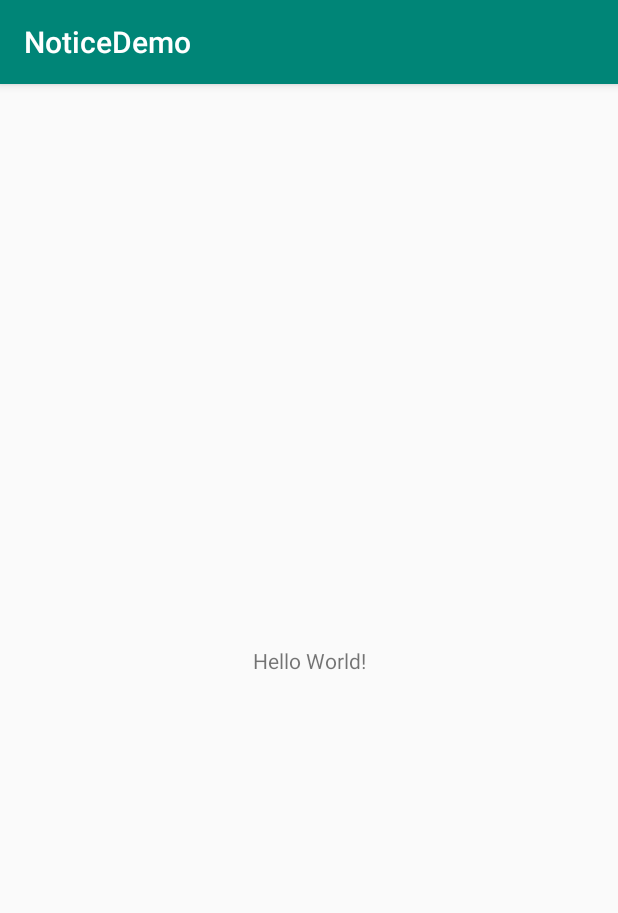
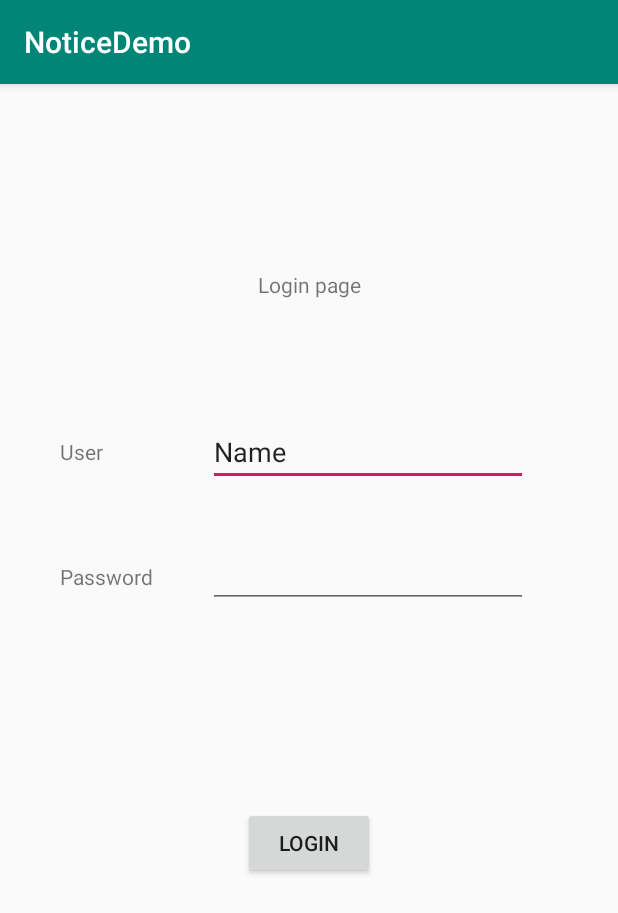
Before and after one commit to KunoiSayami/1081-NoticeDemo, an Android app: the screen it shows after launch (MainActivity before the commit, LoginActivity after it), on a phone screen of 412 x 824 dp. Shown: the top 913 px of the screen. Run offline under Robolectric (Android 15) with nearby library versions, the light colour scheme and no system bars; 2 statements that could not run were skipped.

Commit message:
Finish login page * Add server side program

```diff
--- a/AndroidClient/app/build.gradle
+++ b/AndroidClient/app/build.gradle
@@ -29,4 +29,5 @@ dependencies {
     testImplementation 'junit:junit:4.12'
     androidTestImplementation 'androidx.test:runner:1.2.0'
     androidTestImplementation 'androidx.test.espresso:espresso-core:3.2.0'
+    implementation 'org.json:json:20190722'
 }
--- a/AndroidClient/app/src/main/AndroidManifest.xml
+++ b/AndroidClient/app/src/main/AndroidManifest.xml
@@ -9,6 +9,7 @@
         android:roundIcon="@mipmap/ic_launcher_round"
         android:supportsRtl="true"
         android:theme="@style/AppTheme">
+        <activity android:name=".LoginActivity"></activity>
         <activity android:name=".MainActivity">
             <intent-filter>
                 <action android:name="android.intent.action.MAIN" />
@@ -23,7 +24,8 @@
             android:exported="true">
             <intent-filter>
                 <action android:name="com.google.firebase.MESSAGING_EVENT" />
-            </intent-filter></service>
+            </intent-filter>
+        </service>
     </application>
 
 </manifest>
--- /dev/null
+++ b/AndroidClient/app/src/main/java/org/example/u/noticedemo/LoginActivity.java
@@ -0,0 +1,69 @@
+package org.example.u.noticedemo;
+
+import androidx.appcompat.app.AppCompatActivity;
+
+import android.net.Network;
+import android.os.Bundle;
+import android.util.Log;
+import android.view.View;
+import android.widget.Button;
+import android.widget.EditText;
+import android.widget.Toast;
+
+import org.json.JSONException;
+import org.json.JSONObject;
+
+import java.io.IOException;
+
+class NetworkLoginException extends Exception {
+
+}
+
+public class LoginActivity extends AppCompatActivity {
+
+	EditText etUser, etPassword;
+	Button btLogin;
+
+	String TAG = "log_LoginActivity";
+
+	@Override
+	protected void onCreate(Bundle savedInstanceState) {
+		super.onCreate(savedInstanceState);
+		setContentView(R.layout.activity_login);
+		this.init();
+	}
+
+	void init() {
+		etUser = findViewById(R.id.etUser);
+		etPassword = findViewById(R.id.etPassword);
+		btLogin = findViewById(R.id.btLogin);
+
+		btLogin.setOnClickListener(new View.OnClickListener() {
+			@Override
+			public void onClick(View v) {
+				NetworkSupport networkSupport = new NetworkSupport();
+				String strUser = etUser.getText().toString();
+				String strPassword = etPassword.getText().toString();
+
+				if (strPassword.length() == 0) {
+					strUser = "test";
+					strPassword = "test";
+				}
+				HttpRawResponse httpRawResponse;
+				try {
+					httpRawResponse = networkSupport.doLogin(strUser, strPassword);
+					Log.d(TAG, "onClick: Status => " + httpRawResponse.getStatus());
+					if (httpRawResponse.getStatus() == 200) {
+						Toast.makeText(LoginActivity.this, "Login success", Toast.LENGTH_SHORT).show();
+					}
+					else {
+						throw new NetworkLoginException();
+					}
+				} catch (Exception e) {
+					e.printStackTrace();
+					Toast.makeText(LoginActivity.this,"Login error", Toast.LENGTH_SHORT).show();
+				}
+			}
+		});
+	}
+}
--- a/AndroidClient/app/src/main/java/org/example/u/noticedemo/MainActivity.java
+++ b/AndroidClient/app/src/main/java/org/example/u/noticedemo/MainActivity.java
@@ -7,9 +7,11 @@ import androidx.core.app.NotificationManagerCompat;
 
 import android.app.NotificationChannel;
 import android.app.NotificationManager;
+import android.content.Intent;
 import android.net.Network;
 import android.os.Build;
 import android.os.Bundle;
+import android.os.StrictMode;
 import android.util.Log;
 import android.widget.Toast;
 
@@ -34,9 +36,18 @@ public class MainActivity extends AppCompatActivity {
 	protected void onCreate(Bundle savedInstanceState) {
 		super.onCreate(savedInstanceState);
 		setContentView(R.layout.activity_main);
-		this.sendNotice();
+
+		StrictMode.ThreadPolicy policy = new StrictMode.ThreadPolicy.Builder().permitAll().build();
+		StrictMode.setThreadPolicy(policy);
+
 		this.loadConfig();
 		this.init();
+		this.change_activity();
+	}
+
+	void change_activity() {
+		Intent intent = new Intent(MainActivity.this, LoginActivity.class);
+		startActivity(intent);
 	}
 
 	void loadConfig() {
@@ -82,15 +93,4 @@ public class MainActivity extends AppCompatActivity {
 
 	}
 
-	void sendNotice(){
-		NotificationCompat.Builder builder = new NotificationCompat.Builder(this, CHANNEL_ID)
-				.setSmallIcon(R.drawable.common_full_open_on_phone)
-				.setContentTitle("Test")
-				.setContentText("test demo")
-				.setPriority(NotificationCompat.PRIORITY_DEFAULT);
-
-		NotificationManagerCompat notificationManagerCompat = NotificationManagerCompat.from(this);
-		notificationManagerCompat.notify(1, builder.build());
-	}
-
 }
--- /dev/null
+++ b/AndroidClient/app/src/main/res/layout/activity_login.xml
@@ -0,0 +1,72 @@
+<?xml version="1.0" encoding="utf-8"?>
+<androidx.constraintlayout.widget.ConstraintLayout xmlns:android="http://schemas.android.com/apk/res/android"
+    xmlns:app="http://schemas.android.com/apk/res-auto"
+    xmlns:tools="http://schemas.android.com/tools"
+    android:layout_width="match_parent"
+    android:layout_height="match_parent"
+    tools:context=".LoginActivity">
+
+    <Button
+        android:id="@+id/btLogin"
+        android:layout_width="wrap_content"
+        android:layout_height="wrap_content"
+        android:layout_marginTop="144dp"
+        android:text="@string/text_login"
+        app:layout_constraintEnd_toEndOf="parent"
+        app:layout_constraintStart_toStartOf="parent"
+        app:layout_constraintTop_toBottomOf="@+id/textPassword" />
+
+    <TextView
+        android:id="@+id/textUser"
+        android:layout_width="wrap_content"
+        android:layout_height="wrap_content"
+        android:layout_marginStart="40dp"
+        android:layout_marginTop="92dp"
+        android:text="@string/text_user"
+        app:layout_constraintStart_toStartOf="parent"
+        app:layout_constraintTop_toBottomOf="@+id/textLogin" />
+
+    <TextView
+        android:id="@+id/textPassword"
+        android:layout_width="wrap_content"
+        android:layout_height="wrap_content"
+        android:layout_marginStart="40dp"
+        android:layout_marginTop="64dp"
+        android:text="@string/text_password"
+        app:layout_constraintStart_toStartOf="parent"
+        app:layout_constraintTop_toBottomOf="@+id/textUser" />
+
+    <EditText
+        android:id="@+id/etUser"
+        android:layout_width="wrap_content"
+        android:layout_height="wrap_content"
+        android:layout_marginEnd="60dp"
+        android:ems="10"
+        android:inputType="textPersonName"
+        android:text="Name"
+        app:layout_constraintBottom_toBottomOf="@+id/textUser"
+        app:layout_constraintEnd_toEndOf="parent"
+        app:layout_constraintTop_toTopOf="@+id/textUser" />
+
+    <EditText
+        android:id="@+id/etPassword"
+        android:layout_width="wrap_content"
+        android:layout_height="wrap_content"
+        android:layout_marginEnd="60dp"
+        android:ems="10"
+        android:inputType="textPassword"
+        app:layout_constraintBottom_toBottomOf="@+id/textPassword"
+        app:layout_constraintEnd_toEndOf="parent"
+        app:layout_constraintTop_toTopOf="@+id/textPassword"
+        app:layout_constraintVertical_bias="0.576" />
+
+    <TextView
+        android:id="@+id/textLogin"
+        android:layout_width="wrap_content"
+        android:layout_height="wrap_content"
+        android:layout_marginTop="124dp"
+        android:text="@string/text_title_login_page"
+        app:layout_constraintEnd_toEndOf="parent"
+        app:layout_constraintStart_toStartOf="parent"
+        app:layout_constraintTop_toTopOf="parent" />
+</androidx.constraintlayout.widget.ConstraintLayout>
--- a/AndroidClient/app/src/main/res/layout/activity_main.xml
+++ b/AndroidClient/app/src/main/res/layout/activity_main.xml
@@ -4,15 +4,4 @@
     xmlns:tools="http://schemas.android.com/tools"
     android:layout_width="match_parent"
     android:layout_height="match_parent"
-    tools:context=".MainActivity">
-
-    <TextView
-        android:layout_width="wrap_content"
-        android:layout_height="wrap_content"
-        android:text="Hello World!"
-        app:layout_constraintBottom_toBottomOf="parent"
-        app:layout_constraintLeft_toLeftOf="parent"
-        app:layout_constraintRight_toRightOf="parent"
-        app:layout_constraintTop_toTopOf="parent" />
-
-</androidx.constraintlayout.widget.ConstraintLayout>
+    tools:context=".MainActivity"/>
--- a/AndroidClient/app/src/main/res/values/strings.xml
+++ b/AndroidClient/app/src/main/res/values/strings.xml
@@ -11,4 +11,11 @@
     <string name="refresh_field">refresh</string>
     <!-- Json field name end -->
 
+
+    <!-- login page -->
+    <string name="text_login">LOGIN</string>
+    <string name="text_user">User</string>
+    <string name="text_password">Password</string>
+    <string name="text_title_login_page">Login page</string>
+    <!-- login page end -->
 </resources>
```
Also changed, not shown: AndroidClient/app/src/main/java/org/example/u/noticedemo/HttpRawResponse.java (added, +29 -0 lines), AndroidClient/app/src/main/java/org/example/u/noticedemo/JSONParser.java (+11 -8 lines), AndroidClient/app/src/main/java/org/example/u/noticedemo/NetworkSupport.java (+16 -4 lines), AndroidClient/app/src/main/res/raw/config_default.json (renamed from AndroidClient/app/src/main/res/raw/config.default.json), 1 other file.
